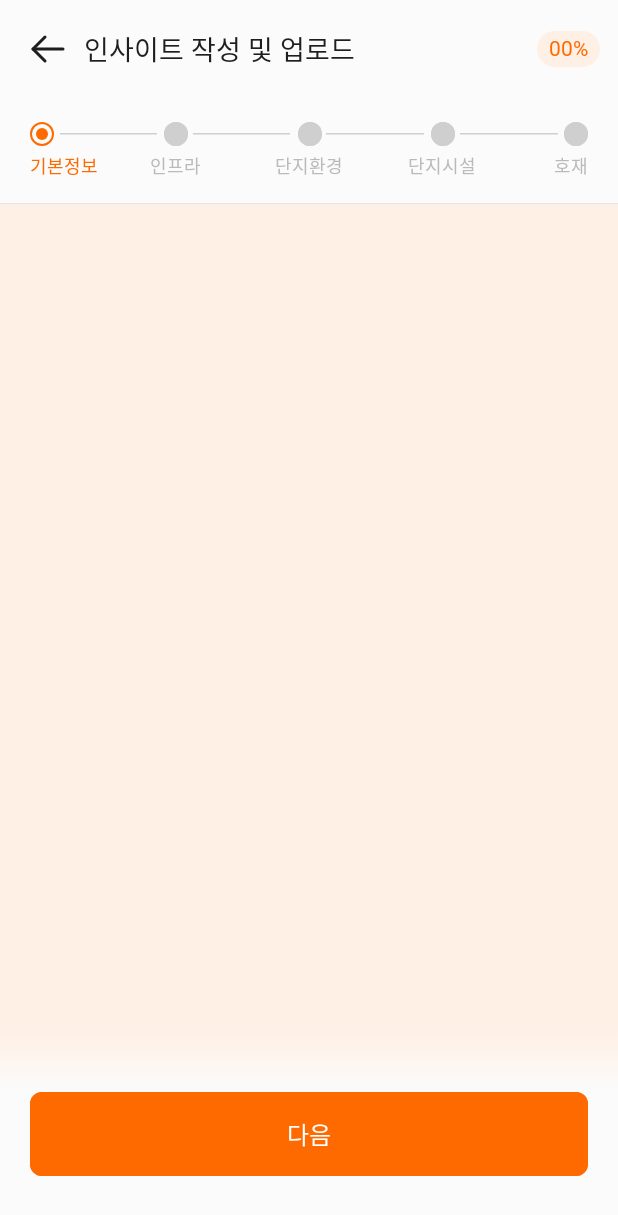
After one commit to imaec/imdang, an Android app built with Jetpack Compose: the WriteInsightScreen screen opened through its navigation route, on a phone screen of 412 x 824 dp. The commit adds this screen. Shown: the top 1215 px of the screen. Run offline under Robolectric (Android 15) with nearby library versions, the phone set to English and light mode, and no system bars; our stand-ins replace Dagger/Hilt's generated code; libraries missing offline, so code that uses them is left out: com.google.accompanist.web; pictures from the network do not load; Roboto replaces fonts that are not available here.

Commit message:
feat: 인사이트 작성 - 작성 상태 UI 구현

```diff
--- a/app/src/main/java/info/imdang/app/ui/ImdangNavGraph.kt
+++ b/app/src/main/java/info/imdang/app/ui/ImdangNavGraph.kt
@@ -3,6 +3,7 @@ package info.imdang.app.ui
 import androidx.compose.runtime.Composable
 import androidx.navigation.compose.NavHost
 import androidx.navigation.compose.rememberNavController
+import info.imdang.app.ui.insight.write.writeInsightScreen
 import info.imdang.app.ui.join.complete.joinCompleteScreen
 import info.imdang.app.ui.join.joinScreen
 import info.imdang.app.ui.list.new.newInsightScreen
@@ -42,6 +43,7 @@ fun ImdangNavGraph() {
             searchByRegionInsightListScreen(navController = navController)
             storageByMapScreen(navController = navController)
             storageAddressScreen(navController = navController)
+            writeInsightScreen(navController = navController)
 
             commonWebScreen(navController = navController)
         }
--- /dev/null
+++ b/app/src/main/java/info/imdang/app/ui/insight/write/WriteInsightScreen.kt
@@ -0,0 +1,88 @@
+package info.imdang.app.ui.insight.write
+
+import androidx.compose.foundation.layout.Box
+import androidx.compose.foundation.layout.PaddingValues
+import androidx.compose.foundation.layout.fillMaxSize
+import androidx.compose.foundation.layout.padding
+import androidx.compose.foundation.pager.HorizontalPager
+import androidx.compose.foundation.pager.rememberPagerState
+import androidx.compose.material3.Scaffold
+import androidx.compose.runtime.Composable
+import androidx.compose.runtime.LaunchedEffect
+import androidx.compose.ui.Alignment
+import androidx.compose.ui.Modifier
+import androidx.compose.ui.res.stringResource
+import androidx.compose.ui.tooling.preview.Preview
+import androidx.hilt.navigation.compose.hiltViewModel
+import androidx.navigation.NavController
+import androidx.navigation.NavGraphBuilder
+import androidx.navigation.compose.composable
+import androidx.navigation.compose.rememberNavController
+import info.imdang.app.ui.insight.write.basic.WriteInsightBasicInfoPage
+import info.imdang.app.ui.insight.write.environment.WriteInsightComplexEnvironmentPage
+import info.imdang.app.ui.insight.write.facility.WriteInsightComplexFacilityPage
+import info.imdang.app.ui.insight.write.goodnews.WriteInsightGoodNewsPage
+import info.imdang.app.ui.insight.write.infra.WriteInsightInfraPage
+import info.imdang.component.system.button.CommonButton
+import info.imdang.component.system.gradient.ButtonGradient
+import info.imdang.component.theme.ImdangTheme
+import info.imdang.resource.R
+
+const val WRITE_INSIGHT_SCREEN = "writeInsight"
+
+fun NavGraphBuilder.writeInsightScreen(navController: NavController) {
+    composable(route = WRITE_INSIGHT_SCREEN) {
+        WriteInsightScreen(navController = navController)
+    }
+}
+
+@Composable
+private fun WriteInsightScreen(navController: NavController) {
+    Scaffold(
+        modifier = Modifier.fillMaxSize(),
+        topBar = {
+            WriteInsightTopBar(navController = navController)
+        },
+        content = { contentPadding ->
+            WriteInsightContent(contentPadding)
+        },
+        bottomBar = {
+            CommonButton(buttonText = stringResource(R.string.next))
+        }
+    )
+}
+
+@Composable
+private fun WriteInsightContent(contentPadding: PaddingValues) {
+    val viewModel = hiltViewModel<WriteInsightViewModel>()
+    val pagerState = rememberPagerState { 5 }
+
+    LaunchedEffect(pagerState.currentPage) {
+        viewModel.updateSelectedPage(pagerState.currentPage)
+    }
+
+    Box(
+        modifier = Modifier
+            .padding(contentPadding)
+            .fillMaxSize()
+    ) {
+        HorizontalPager(state = pagerState) { page ->
+            when (page) {
+                0 -> WriteInsightBasicInfoPage()
+                1 -> WriteInsightInfraPage()
+                2 -> WriteInsightComplexEnvironmentPage()
+                3 -> WriteInsightComplexFacilityPage()
+                4 -> WriteInsightGoodNewsPage()
+            }
+        }
+        ButtonGradient(modifier = Modifier.align(Alignment.BottomCenter))
+    }
+}
+
+@Preview
+@Composable
+private fun WriteInsightScreenPreview() {
+    ImdangTheme {
+        WriteInsightScreen(navController = rememberNavController())
+    }
+}
--- /dev/null
+++ b/app/src/main/java/info/imdang/app/ui/insight/write/WriteInsightTopBar.kt
@@ -0,0 +1,166 @@
+package info.imdang.app.ui.insight.write
+
+import androidx.compose.foundation.background
+import androidx.compose.foundation.border
+import androidx.compose.foundation.layout.Arrangement
+import androidx.compose.foundation.layout.Box
+import androidx.compose.foundation.layout.Column
+import androidx.compose.foundation.layout.Row
+import androidx.compose.foundation.layout.Spacer
+import androidx.compose.foundation.layout.fillMaxSize
+import androidx.compose.foundation.layout.fillMaxWidth
+import androidx.compose.foundation.layout.padding
+import androidx.compose.foundation.layout.size
+import androidx.compose.foundation.layout.width
+import androidx.compose.foundation.shape.CircleShape
+import androidx.compose.material3.HorizontalDivider
+import androidx.compose.material3.Text
+import androidx.compose.runtime.Composable
+import androidx.compose.ui.Alignment
+import androidx.compose.ui.Modifier
+import androidx.compose.ui.text.style.TextAlign
+import androidx.compose.ui.tooling.preview.Preview
+import androidx.compose.ui.unit.dp
+import androidx.hilt.navigation.compose.hiltViewModel
+import androidx.lifecycle.compose.collectAsStateWithLifecycle
+import androidx.navigation.NavController
+import androidx.navigation.compose.rememberNavController
+import info.imdang.component.common.image.Icon
+import info.imdang.component.common.topbar.TopBar
+import info.imdang.component.theme.Gray100
+import info.imdang.component.theme.Gray200
+import info.imdang.component.theme.Gray300
+import info.imdang.component.theme.ImdangTheme
+import info.imdang.component.theme.Orange50
+import info.imdang.component.theme.Orange500
+import info.imdang.component.theme.T600_12_16_8
+import info.imdang.component.theme.T600_14_19_6
+import info.imdang.resource.R
+
+@Composable
+fun WriteInsightTopBar(navController: NavController) {
+    val viewModel = hiltViewModel<WriteInsightViewModel>()
+    val selectedPage = viewModel.selectedPage.collectAsStateWithLifecycle().value
+    val pages = listOf("기본정보", "인프라", "단지환경", "단지시설", "호재")
+
+    Column {
+        TopBar(
+            title = "인사이트 작성 및 업로드",
+            hasDivider = false,
+            onClickBack = { navController.popBackStack() },
+            rightWidget = {
+                Text(
+                    modifier = Modifier
+                        .background(color = Orange50, shape = CircleShape)
+                        .padding(horizontal = 8.dp, vertical = 4.dp),
+                    text = "00%",
+                    style = T600_14_19_6,
+                    color = Orange500
+                )
+            }
+        )
+        Box(
+            modifier = Modifier
+                .fillMaxWidth()
+                .padding(horizontal = 20.dp, vertical = 16.dp)
+        ) {
+            Row(
+                modifier = Modifier.fillMaxWidth(),
+                horizontalArrangement = Arrangement.SpaceBetween
+            ) {
+                pages.forEachIndexed { page, pageName ->
+                    WriteInsightPageItem(
+                        pageName = pageName,
+                        currentPage = page,
+                        selectedPage = selectedPage
+                    )
+                }
+            }
+            Row(
+                modifier = Modifier.fillMaxWidth(),
+                horizontalArrangement = Arrangement.SpaceBetween,
+                verticalAlignment = Alignment.CenterVertically
+            ) {
+                pages.forEachIndexed { page, _ ->
+                    Spacer(modifier = Modifier.size(16.dp))
+                    if (page < 4) {
+                        HorizontalDivider(
+                            modifier = Modifier
+                                .weight(1f)
+                                .padding(horizontal = 4.dp),
+                            color = if (selectedPage > page) Orange500 else Gray200
+                        )
+                    }
+                }
+            }
+        }
+        HorizontalDivider(color = Gray100)
+    }
+}
+
+@Composable
+private fun WriteInsightPageItem(
+    pageName: String,
+    currentPage: Int,
+    selectedPage: Int
+) {
+    Column(
+        modifier = Modifier.padding(
+            start = if (currentPage == 3) 17.dp else 0.dp,
+            end = if (currentPage == 1) 17.dp else 0.dp
+        ),
+        verticalArrangement = Arrangement.spacedBy(4.dp),
+        horizontalAlignment = when (currentPage) {
+            0 -> Alignment.Start
+            4 -> Alignment.End
+            else -> Alignment.CenterHorizontally
+        }
+    ) {
+        if (selectedPage > currentPage) {
+            Icon(
+                modifier = Modifier.size(16.dp),
+                iconResource = R.drawable.ic_check
+            )
+        } else {
+            val isSelected = currentPage == selectedPage
+            Box(
+                modifier = Modifier
+                    .size(16.dp)
+                    .border(
+                        width = 1.dp,
+                        color = if (isSelected) Orange500 else Gray200,
+                        shape = CircleShape
+                    )
+                    .padding(all = if (isSelected) 4.dp else 0.dp)
+            ) {
+                Box(
+                    modifier = Modifier
+                        .fillMaxSize()
+                        .background(
+                            color = if (isSelected) Orange500 else Gray200,
+                            shape = CircleShape
+                        )
+                )
+            }
+        }
+        Text(
+            modifier = Modifier.width(50.dp),
+            text = pageName,
+            style = T600_12_16_8,
+            color = if (selectedPage == currentPage) Orange500 else Gray300,
+            textAlign = when (currentPage) {
+                0 -> TextAlign.Start
+                4 -> TextAlign.End
+                else -> TextAlign.Center
+            }
+        )
+    }
+}
+
+@Preview(showBackground = true)
+@Composable
+private fun WriteInsightTopBarPreview() {
+    ImdangTheme {
+        WriteInsightTopBar(navController = rememberNavController())
+    }
+}
--- /dev/null
+++ b/app/src/main/java/info/imdang/app/ui/insight/write/WriteInsightViewModel.kt
@@ -0,0 +1,18 @@
+package info.imdang.app.ui.insight.write
+
+import dagger.hilt.android.lifecycle.HiltViewModel
+import info.imdang.app.base.BaseViewModel
+import kotlinx.coroutines.flow.MutableStateFlow
+import kotlinx.coroutines.flow.asStateFlow
+import javax.inject.Inject
+
+@HiltViewModel
+class WriteInsightViewModel @Inject constructor() : BaseViewModel() {
+
+    private val _selectedPage = MutableStateFlow(0)
+    val selectedPage = _selectedPage.asStateFlow()
+
+    fun updateSelectedPage(page: Int) {
+        _selectedPage.value = page
+    }
+}
--- /dev/null
+++ b/app/src/main/java/info/imdang/app/ui/insight/write/basic/WriteInsightBasicInfoPage.kt
@@ -0,0 +1,28 @@
+package info.imdang.app.ui.insight.write.basic
+
+import androidx.compose.foundation.background
+import androidx.compose.foundation.layout.Box
+import androidx.compose.foundation.layout.fillMaxSize
+import androidx.compose.runtime.Composable
+import androidx.compose.ui.Modifier
+import androidx.compose.ui.tooling.preview.Preview
+import info.imdang.component.theme.ImdangTheme
+import info.imdang.component.theme.Orange50
+
+@Composable
+fun WriteInsightBasicInfoPage() {
+    Box(
+        modifier = Modifier
+            .fillMaxSize()
+            .background(Orange50)
+    ) {
+    }
+}
+
+@Preview(showBackground = true)
+@Composable
+private fun WriteInsightBasicInfoPreview() {
+    ImdangTheme {
+        WriteInsightBasicInfoPage()
+    }
+}
--- a/app/src/main/java/info/imdang/app/ui/main/MainBottomBar.kt
+++ b/app/src/main/java/info/imdang/app/ui/main/MainBottomBar.kt
@@ -23,6 +23,7 @@ import androidx.compose.ui.unit.dp
 import androidx.navigation.NavController
 import androidx.navigation.compose.currentBackStackEntryAsState
 import androidx.navigation.compose.rememberNavController
+import info.imdang.app.ui.insight.write.WRITE_INSIGHT_SCREEN
 import info.imdang.component.common.image.Icon
 import info.imdang.component.theme.Gray100
 import info.imdang.component.theme.Gray500
@@ -61,8 +62,7 @@ fun MainBottomBar(
                         .clip(CircleShape)
                         .background(color = Gray800)
                         .clickable {
-                            // todo : 인사이트 작성 화면으로 이동
-                            // navController.navigate(WRITE_INSIGHT_SCREEN)
+                            navController.navigate(WRITE_INSIGHT_SCREEN)
                         }
                         .padding(all = 14.dp),
                     iconResource = R.drawable.ic_pen,
--- a/component/src/main/java/info/imdang/component/common/topbar/TopBar.kt
+++ b/component/src/main/java/info/imdang/component/common/topbar/TopBar.kt
@@ -34,6 +34,7 @@ import info.imdang.resource.R
 @Composable
 fun TopBar(
     title: String = "",
+    hasDivider: Boolean = true,
     rightWidget: (@Composable () -> Unit)? = null,
     onClickBack: () -> Unit = {}
 ) {
@@ -65,7 +66,7 @@ fun TopBar(
             )
             rightWidget?.invoke()
         }
-        HorizontalDivider(color = Gray100)
+        if (hasDivider) HorizontalDivider(color = Gray100)
     }
 }
 
@@ -83,6 +84,7 @@ private fun TopBarPreview() {
             TopBar(title = "제목")
             TopBar(
                 title = "제목",
+                hasDivider = false,
                 rightWidget = {
                     Text(
                         modifier = Modifier
```
Also changed, not shown: app/src/main/java/info/imdang/app/ui/insight/write/environment/WriteInsightComplexEnvironmentPage.kt (added, +28 -0 lines), app/src/main/java/info/imdang/app/ui/insight/write/facility/WriteInsightComplexFacilityPage.kt (added, +28 -0 lines), app/src/main/java/info/imdang/app/ui/insight/write/goodnews/WriteInsightGoodNewsPage.kt (added, +24 -0 lines), app/src/main/java/info/imdang/app/ui/insight/write/infra/WriteInsightInfraPage.kt (added, +28 -0 lines).
